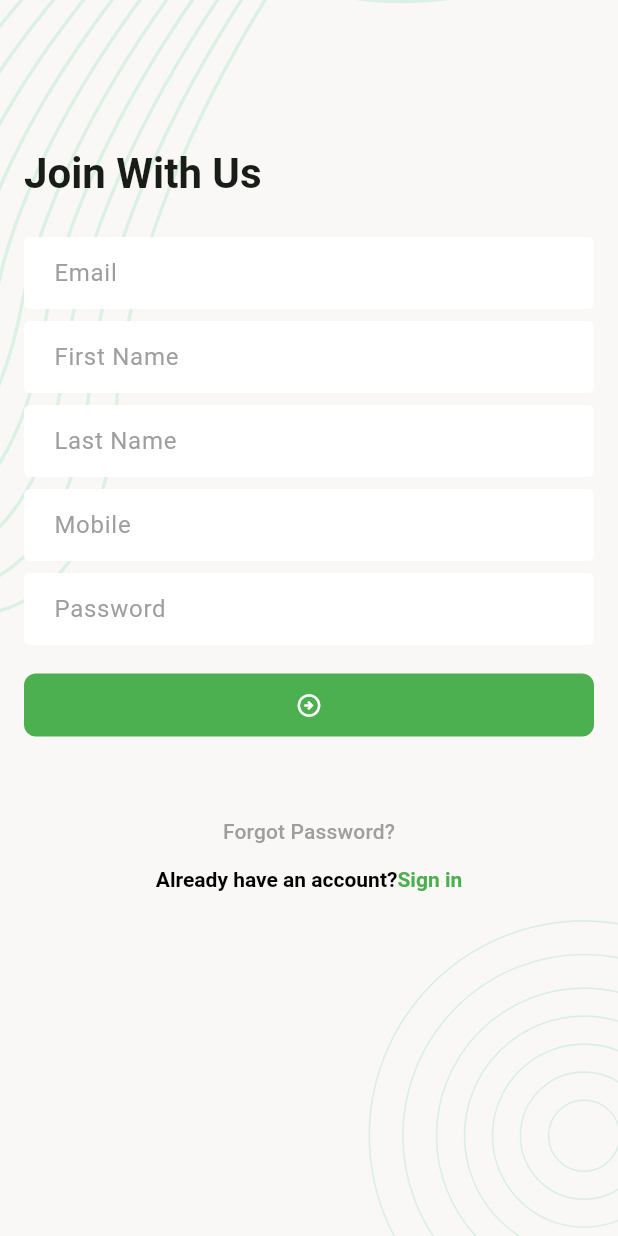
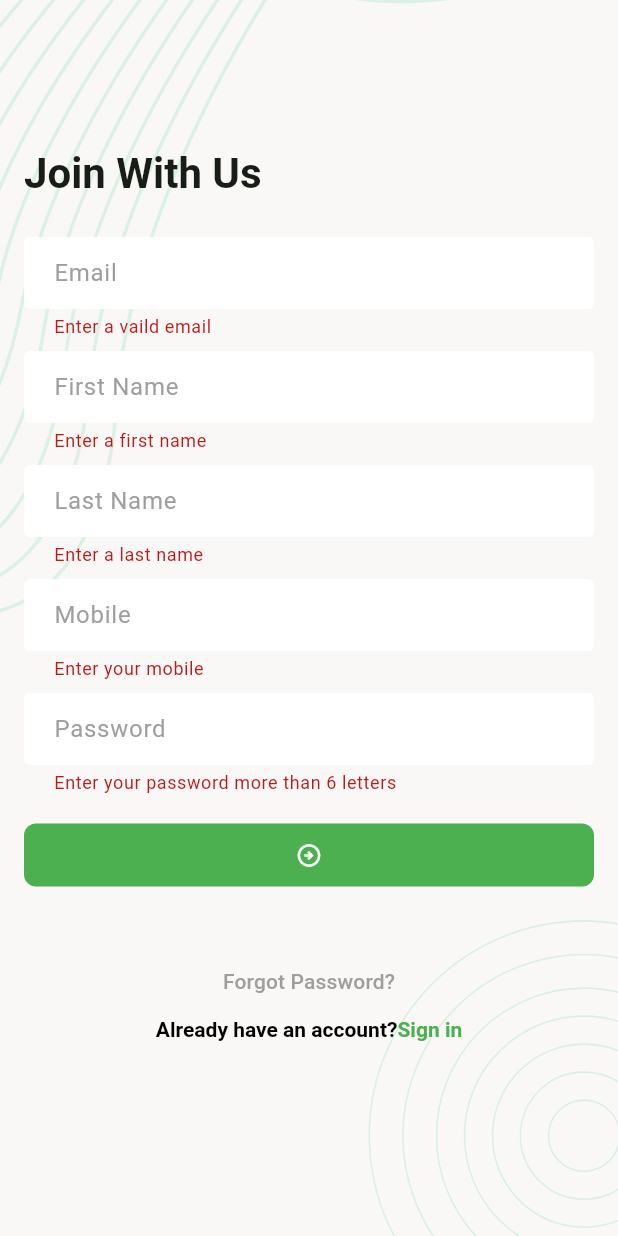
Before and after one commit to mysha815/Task_Manager, a Flutter app: the SignUpscreen screen opened by its route, after a tap on the "arrow circle right" icon, on a phone screen of 412 x 824 dp. Run offline on Flutter 3.47's test engine with Material 3 defaults, Android fonts, the phone set to English and light mode, and no system bars; our stand-ins replace email_validator, flutter_svg, image_picker, logger, pin_code_fields.

```diff
--- /dev/null
+++ b/lib/data/utils/urls.dart
@@ -0,0 +1,7 @@
+class Urls {
+  static const String _baseUrl = 'http://35.73.30.144:2005/api/v1';
+
+
+  static const String regestrationUrl = '$_baseUrl/Registration';
+  static const String loginUrl = '$_baseUrl/Login';
+}
--- a/lib/ui/Screens/sign_Upscreen.dart
+++ b/lib/ui/Screens/sign_Upscreen.dart
@@ -1,6 +1,10 @@
+import 'package:email_validator/email_validator.dart';
 import 'package:flutter/gestures.dart';
 import 'package:flutter/material.dart';
+import 'package:task_manager/data/services/api_caller.dart';
+import 'package:task_manager/data/utils/urls.dart';
 import 'package:task_manager/ui/Widgets/screen_background.dart';
+import 'package:task_manager/ui/Widgets/snack_ber_message.dart';
 
 import 'login_screen.dart';
 
@@ -21,6 +25,8 @@ class _SignUpscreenState extends State<SignUpscreen> {
   final TextEditingController _passwordTEController = TextEditingController();
   final GlobalKey<FormState> _fromKey = GlobalKey<FormState>();
 
+  bool _signUpInProgress = false;
+
   @override
   Widget build(BuildContext context) {
     return Scaffold(
@@ -31,6 +37,7 @@ class _SignUpscreenState extends State<SignUpscreen> {
               padding: const EdgeInsets.all(16),
               child: Form(
                 key: _fromKey,
+                autovalidateMode: AutovalidateMode.onUserInteraction,
                 child: Column(
                   crossAxisAlignment: CrossAxisAlignment.start,
                   children: [
@@ -44,49 +51,92 @@ class _SignUpscreenState extends State<SignUpscreen> {
 
                     TextFormField(
                       controller: _emailTEController,
+                      textInputAction: TextInputAction.next,
                       decoration: InputDecoration(
                         hintText: 'Email',
                       ),
+                      validator: (String? value){
+                        String inputText = value ?? '';
+                        if (EmailValidator.validate(inputText) == false){
+                          return 'Enter a vaild email';
+                        }
+                        return null;
+                      },
                     ),
                     SizedBox(height: 8,),
 
                     TextFormField(
                       controller: _firstNameTEController,
+                      textInputAction: TextInputAction.next,
                       decoration: InputDecoration(
                         hintText: 'First Name',
                       ),
+                      validator: (String? value){
+                        if (value?.trim().isEmpty ?? true){
+                          return 'Enter a first name';
+                        }
+                        return null;
+                      },
                     ),
                     SizedBox(height: 8,),
                     TextFormField(
                       controller: _lastNameTEController,
+                      textInputAction: TextInputAction.next,
                       decoration: InputDecoration(
                         hintText: 'Last Name',
                       ),
+                      validator: (String? value){
+                        if (value?.trim().isEmpty ?? true){
+                          return 'Enter a last name';
+                        }
+                        return null;
+                      },
                     ),
                     SizedBox(height: 8,),
 
                     TextFormField(
                       controller: _mobileTEController,
+                      keyboardType: TextInputType.number,
+                      textInputAction: TextInputAction.next,
                       decoration: InputDecoration(
                         hintText: 'Mobile',
                       ),
+                      validator: (String? value){
+                        if (value?.trim().isEmpty ?? true){
+                          return 'Enter your mobile';
+                        }
+                        return null;
+                      },
                     ),
 
                     SizedBox(height: 8,),
 
                     TextFormField(
                       controller: _passwordTEController,
+                      textInputAction: TextInputAction.next,
                       obscureText: true,
                       decoration: InputDecoration(
                         hintText: 'Password',
                       ),
+                      validator: (String? value){
+                        if ((value?.length ?? 0) <= 6){
+                          return 'Enter your password more than 6 letters';
+                        }
+                        return null;
+                      },
                     ),
 
                     SizedBox(height: 16,),
 
-                    FilledButton(
-                        onPressed: (){},
-                        child: Icon(Icons.arrow_circle_right_outlined)),
+                    Visibility(
+                      visible: _signUpInProgress == false,
+                      replacement: Center(
+                        child: CircularProgressIndicator(),
+                      ),
+                      child: FilledButton(
+                          onPressed: _onTapSubmitButton,
+                          child: Icon(Icons.arrow_circle_right_outlined)),
+                    ),
 
                     SizedBox(height: 36,),
 
@@ -123,8 +173,52 @@ class _SignUpscreenState extends State<SignUpscreen> {
       ),
     );
   }
+
+  void _onTapSubmitButton() {
+    if (_fromKey.currentState!.validate()){
+      _signUp();
+    }
+  }
+
 void _onTapLoginButton (){
     Navigator.push(context, MaterialPageRoute(builder: (context) => LoginScreen ()));
+
+}
+
+Future<void> _signUp()async{
+   _signUpInProgress = true;
+   setState(() {
+
+   });
+   Map<String,dynamic> requestBody = {
+     "email":_emailTEController.text.trim(),
+     "firstName":_firstNameTEController.text.trim(),
+     "lastName":_lastNameTEController.text.trim(),
+     "mobile":_mobileTEController.text.trim(),
+     "password":_passwordTEController.text
+   };
+   final ApiResponse response = await ApiCaller.postRequest(
+       url: Urls.regestrationUrl,
+     body: requestBody
+   );
+   _signUpInProgress = false;
+   setState(() {
+
+   });
+   if(response.isSuccess){
+     _clearTextFields();
+     showSnackbarMessage(context,'Registration success! please login');
+   }else{
+     showSnackbarMessage(context,response.errorMessage!);
+   }
+}
+
+void _clearTextFields(){
+  _emailTEController.clear();
+  _passwordTEController.clear();
+  _firstNameTEController.clear();
+  _lastNameTEController.clear();
+  _mobileTEController.clear();
 }
 
   @override
--- a/pubspec.yaml
+++ b/pubspec.yaml
@@ -15,6 +15,9 @@ dependencies:
   flutter_svg: ^2.1.0
   pin_code_fields: ^8.0.1
   image_picker: ^1.1.2
+  http: ^1.5.0
+  logger: ^2.6.0
+  email_validator: ^3.0.0
 
 
 
```
Also changed, not shown: lib/data/services/api_caller.dart (added, +114 -0 lines), lib/ui/Screens/login_screen.dart (+53 -1 lines), lib/ui/Widgets/CircularProgress.dart (added, +15 -0 lines), lib/ui/Widgets/snack_ber_message.dart (added, +8 -0 lines), pubspec.lock.
